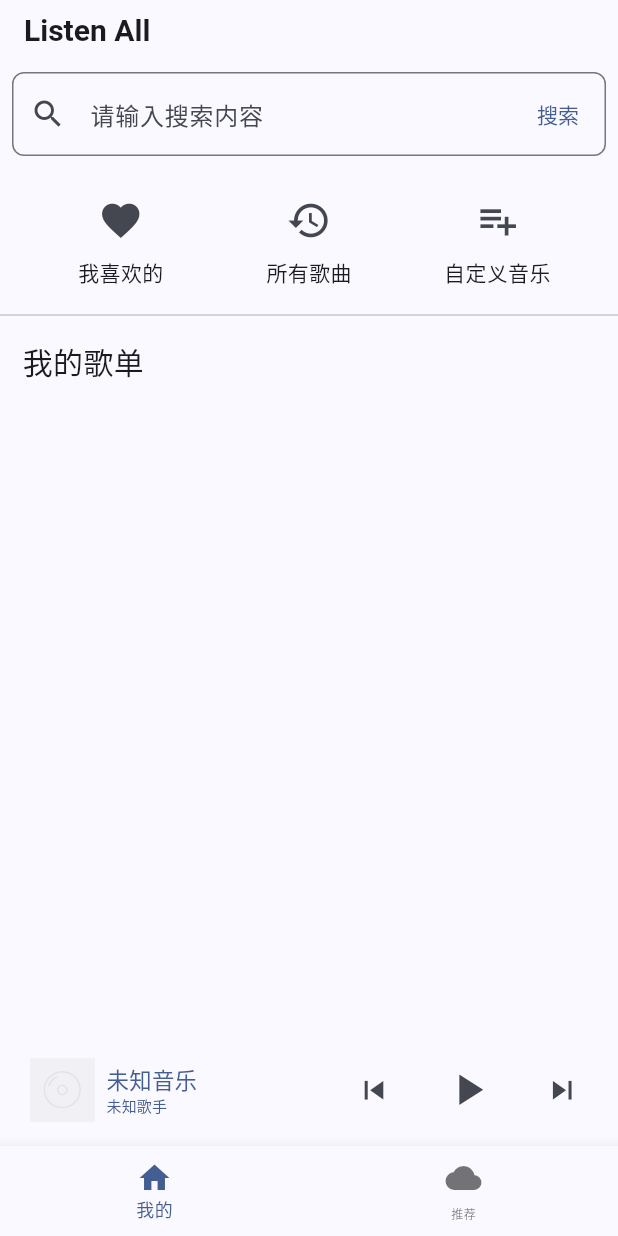
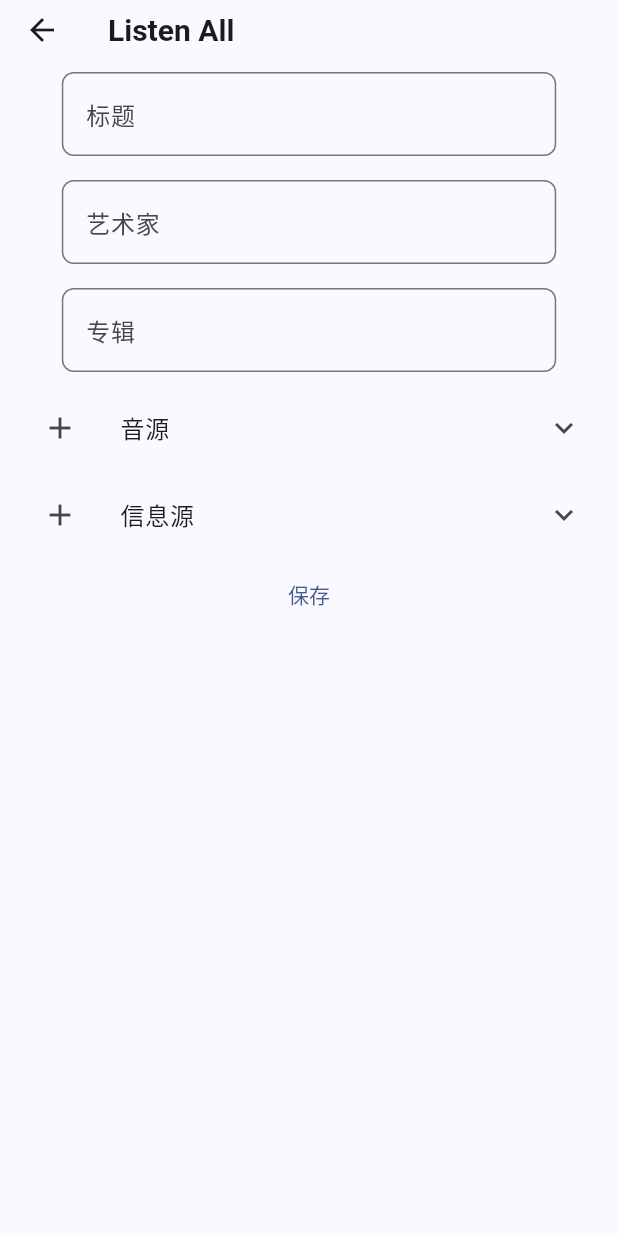
Before and after one commit to qingzt/ListenAll, a Flutter app: the screen it shows after launch, after a tap on the "playlist add" icon, on a phone screen of 412 x 824 dp. Run offline on Flutter 3.47's test engine with Material 3 defaults, Android fonts, the phone set to English and light mode, and no system bars; drawn by our look-alikes of pull_to_refresh; our stand-ins replace audio_service, audio_video_progress_bar, cached_network_image, device_info_plus, dio, drift and 6 more; missing offline and left inert: bitsdojo_window, encrypt, media_kit, pointycastle, sqlite3; accounts and stored records are empty; generated files the repository leaves out were written again; network calls fail; statements that could not run were skipped.

Commit message:
feat: 自定义音乐和修改来源

```diff
--- a/lib/common/routers/names.dart
+++ b/lib/common/routers/names.dart
@@ -3,4 +3,5 @@ class RouteNames {
   static const networkSearch = '/network_search';
   static const player = '/player';
   static const songSheet = '/song_sheet';
+  static const editMusicInfo = '/edit_music_info';
 }
--- a/lib/common/routers/pages.dart
+++ b/lib/common/routers/pages.dart
@@ -23,6 +23,11 @@ class RoutePages {
       name: RouteNames.songSheet,
       page: () => const SongSheetPage(),
       transition: Transition.rightToLeft,
-    )
+    ),
+    GetPage(
+      name: RouteNames.editMusicInfo,
+      page: () => const EditMusicInfoPage(),
+      transition: Transition.rightToLeft,
+    ),
   ];
 }
--- a/lib/common/services/audio_service.dart
+++ b/lib/common/services/audio_service.dart
@@ -51,9 +51,15 @@ class AudioService extends GetxService {
       });
     });
     await _flushPlayList();
-    await _setSource(autoPlay: false);
+
     currentPlayListItemIndex = _currentPlayListItemIndex;
     return this;
+  }
+
+  @override
+  void onReady() {
+    super.onReady();
+    _setSource(autoPlay: false);
   }
 
   static AudioService get to => Get.find<AudioService>();
@@ -129,16 +135,22 @@ class AudioService extends GetxService {
       _currentPlayListItemIndex = 0;
       return;
     }
-    final meida =
-        await _playlist[_currentPlayListItemIndex].sources[0].getMedia();
-    if (meida == null) {
+    Media? media;
+    if (_playlist[_currentPlayListItemIndex].sources.isEmpty) {
+      MySnackBar.show(message: '当前歌曲无音源');
+      return;
+    }
+    media = await _playlist[_currentPlayListItemIndex]
+        .sources[_playlist[_currentPlayListItemIndex].currentSourceIndex]
+        .getMedia();
+    if (media == null) {
       if (tryNext) {
         currentPlayListItemIndex = _currentPlayListItemIndex;
         tryNextSource();
       }
       return;
     }
-    await _player.open(meida, play: autoPlay);
+    await _player.open(media, play: autoPlay);
   }
 
   Future<void> playOrPause() async {
--- /dev/null
+++ b/lib/pages/edit_music_info/controller.dart
@@ -0,0 +1,168 @@
+import 'package:flutter/material.dart';
+import 'package:get/get.dart';
+import 'package:listenall/common/api/search/netease.dart';
+import 'package:listenall/common/models/index.dart';
+import 'package:listenall/common/models/source_item.dart';
+import 'package:listenall/common/services/index.dart';
+import 'package:listenall/common/widgets/snack_bar.dart';
+import 'package:pull_to_refresh/pull_to_refresh.dart';
+
+import '../../common/api/index.dart';
+
+class EditMusicInfoController extends GetxController {
+  EditMusicInfoController({this.oldSongWithSource});
+  SongWithSource? oldSongWithSource;
+  final TextEditingController titleController = TextEditingController();
+  final TextEditingController artistController = TextEditingController();
+  final TextEditingController albumController = TextEditingController();
+  final TextEditingController searchController = TextEditingController();
+  int currentSourceIndex = 0;
+  final RefreshController refreshController =
+      RefreshController(initialRefresh: true);
+  final List<SearchProvider> allSources = [
+    NeteaseSearchProvider(),
+    BilibiliSearchProvider(),
+  ];
+
+  String? title;
+  String? artist;
+  String? album;
+  List<SourceItem> audioSources = [];
+  List<SourceItem> musicInfos = [];
+  List<SongWithSource> searchResult = [];
+  int page = 1;
+
+  _initData() {
+    update();
+  }
+
+  Future<bool> save() async {
+    final basicInfo = BasicMusicInfo(
+      title: titleController.text,
+      artist: artistController.text,
+      album: albumController.text,
+    );
+    final songWithSource = SongWithSource(
+      basicInfo: basicInfo,
+      audioSources: audioSources,
+      musicInfos: musicInfos,
+    );
+    bool res = false;
+    if (oldSongWithSource == null) {
+      res = await DatabaseService.to.addSong(songWithSource);
+    } else {
+      if (oldSongWithSource!.basicInfo != basicInfo) {
+        res = await DatabaseService.to
+            .updateBasicSongInfo(oldSongWithSource!.basicInfo, basicInfo);
+      } else {
+        res = true;
+      }
+      if (oldSongWithSource!.audioSources != audioSources && res) {
+        res = await DatabaseService.to.updateAudioSources(songWithSource);
+      } else {
+        res = false;
+      }
+      if (oldSongWithSource!.musicInfos != musicInfos && res) {
+        res = await DatabaseService.to.updateMusicInfos(songWithSource);
+      } else {
+        res = false;
+      }
+    }
+    if (!res) {
+      MySnackBar.show(message: '保存失败');
+      return false;
+    }
+    return true;
+  }
+
+  @override
+  void onInit() {
+    super.onInit();
+    if (oldSongWithSource != null) {
+      title = oldSongWithSource!.basicInfo.title;
+      titleController.text = oldSongWithSource!.basicInfo.title;
+      searchController.text = oldSongWithSource!.basicInfo.title;
+      artist = oldSongWithSource!.basicInfo.artist;
+      artistController.text = oldSongWithSource!.basicInfo.artist;
+      album = oldSongWithSource!.basicInfo.album;
+      albumController.text = oldSongWithSource!.basicInfo.album;
+      audioSources = oldSongWithSource!.audioSources.map((e) => e).toList();
+      musicInfos = oldSongWithSource!.musicInfos.map((e) => e).toList();
+    }
+  }
+
+  @override
+  void onReady() {
+    super.onReady();
+    _initData();
+  }
+
+  void removeAudioSource(SourceItem sourceItem) {
+    audioSources.remove(sourceItem);
+    update();
+  }
+
+  void removeMusicInfo(SourceItem sourceItem) {
+    musicInfos.remove(sourceItem);
+    update();
+  }
+
+  void addAudioSourceFromSearch(int index) {
+    final sourceItem = searchResult[index].audioSources[0];
+    if (audioSources.contains(sourceItem)) {
+      MySnackBar.show(message: '已经添加过了');
+      return;
+    }
+    audioSources.add(sourceItem);
+    MySnackBar.show(message: '添加成功');
+    update();
+  }
+
+  void addMusicInfoFromSearch(int index) {
+    final sourceItem = searchResult[index].musicInfos[0];
+    if (musicInfos.contains(sourceItem)) {
+      MySnackBar.show(message: '已经添加过了');
+      return;
+    }
+    musicInfos.add(sourceItem);
+    MySnackBar.show(message: '添加成功');
+    update();
+  }
+
+  void changeSource(SearchProvider source) {
+    final index = allSources.indexWhere((element) => element == source);
+    currentSourceIndex = index;
+    update();
+    search();
+  }
+
+  void search() async {
+    final query = searchController.text;
+    page = 1;
+    allSources[currentSourceIndex].search(query).then((value) {
+      if (value != null) {
+        searchResult = value;
+        update();
+      } else {
+        update();
+      }
+      refreshController.refreshCompleted();
+    });
+  }
+
+  Future<void> nextPage() async {
+    page++;
+    final res = await allSources[currentSourceIndex]
+        .search(searchController.text, page: page);
+    if (res != null) {
+      searchResult.addAll(res);
+      update();
+    }
+    refreshController.loadComplete();
+  }
+
+  // @override
+  // void onClose() {
+  //   super.onClose();
+  // }
+}
--- /dev/null
+++ b/lib/pages/edit_music_info/index.dart
@@ -0,0 +1,4 @@
+library edit_music_info;
+
+export './controller.dart';
+export './view.dart';
--- /dev/null
+++ b/lib/pages/edit_music_info/view.dart
@@ -0,0 +1,29 @@
+import 'package:flutter/material.dart';
+import 'package:get/get.dart';
+import 'package:listenall/common/models/index.dart';
+import 'package:listenall/common/widgets/index.dart';
+
+import 'index.dart';
+import 'widgets/basic_info_input.dart';
+import 'widgets/source_edit.dart';
+
+class EditMusicInfoPage extends StatelessWidget {
+  const EditMusicInfoPage({super.key});
+
+  @override
+  Widget build(BuildContext context) {
+    SongWithSource? songWithSource = Get.arguments;
+    Get.put(EditMusicInfoController(oldSongWithSource: songWithSource));
+    return const Scaffold(
+      resizeToAvoidBottomInset: false,
+      appBar: ListenAllAppBar(),
+      body: SafeArea(
+          child: Column(
+        children: [
+          BasicInfoInput(),
+          Expanded(child: SourceEdit()),
+        ],
+      )),
+    );
+  }
+}
--- /dev/null
+++ b/lib/pages/edit_music_info/widgets/basic_info_input.dart
@@ -0,0 +1,70 @@
+import 'dart:math';
+import 'package:flutter/material.dart';
+import 'package:get/get.dart';
+import 'package:listenall/pages/edit_music_info/index.dart';
+
+class BasicInfoInput extends StatelessWidget {
+  const BasicInfoInput({
+    super.key,
+  });
+
+  @override
+  Widget build(BuildContext context) {
+    return GetBuilder<EditMusicInfoController>(builder: (_) {
+      return Center(
+        child: Column(
+          children: [
+            Padding(
+              padding: const EdgeInsets.all(8.0),
+              child: SizedBox(
+                width: max(250, MediaQuery.of(context).size.width * 0.8),
+                child: TextField(
+                  controller: _.titleController,
+                  decoration: InputDecoration(
+                    labelText: '标题',
+                    hintText: '请输入标题',
+                    border: OutlineInputBorder(
+                      borderRadius: BorderRadius.circular(8),
+                    ),
+                  ),
+                ),
+              ),
+            ),
+            Padding(
+              padding: const EdgeInsets.all(8.0),
+              child: SizedBox(
+                width: max(250, MediaQuery.of(context).size.width * 0.8),
+                child: TextField(
+                  controller: _.artistController,
+                  decoration: InputDecoration(
+                    labelText: '艺术家',
+                    hintText: '请输入艺术家',
+                    border: OutlineInputBorder(
+                      borderRadius: BorderRadius.circular(8),
+                    ),
+                  ),
+                ),
+              ),
+            ),
+            Padding(
+              padding: const EdgeInsets.all(8.0),
+              child: SizedBox(
+                width: max(250, MediaQuery.of(context).size.width * 0.8),
+                child: TextField(
+                  controller: _.albumController,
+                  decoration: InputDecoration(
+                    labelText: '专辑',
+                    hintText: '请输入专辑',
+                    border: OutlineInputBorder(
+                      borderRadius: BorderRadius.circular(8),
+                    ),
+                  ),
+                ),
+              ),
+            ),
+          ],
+        ),
+      );
+    });
+  }
+}
--- /dev/null
+++ b/lib/pages/edit_music_info/widgets/source_edit.dart
@@ -0,0 +1,78 @@
+import 'package:flutter/material.dart';
+import 'package:get/get.dart';
+import 'package:listenall/common/widgets/snack_bar.dart';
+import 'package:listenall/pages/edit_music_info/index.dart';
+import 'package:listenall/pages/edit_music_info/widgets/choose_source_page.dart';
+
+class SourceEdit extends StatelessWidget {
+  const SourceEdit({super.key});
+
+  @override
+  Widget build(BuildContext context) {
+    return CustomScrollView(
+      slivers: [
+        GetBuilder<EditMusicInfoController>(
+          init: EditMusicInfoController(),
+          initState: (_) {},
+          builder: (_) {
+            return SliverList(
+                delegate: SliverChildListDelegate([
+              ExpansionTile(
+                title: const Text("音源"),
+                leading: IconButton(
+                    onPressed: () {
+                      Get.to(() => const ChooseSourcePage(),
+                          transition: Transition.rightToLeftWithFade);
+                    },
+                    icon: const Icon(Icons.add)),
+                children: _.audioSources.map((e) {
+                  return ListTile(
+                      title: Text(e.sourceType),
+                      subtitle: Text(e.sourceId),
+                      leading: IconButton(
+                        onPressed: () {
+                          _.removeAudioSource(e);
+                        },
+                        icon: const Icon(Icons.delete),
+                      ));
+                }).toList(),
+              ),
+              ExpansionTile(
+                  title: const Text("信息源"),
+                  leading: IconButton(
+                      onPressed: () {
+                        Get.to(() => const ChooseSourcePage(),
+                            transition: Transition.rightToLeftWithFade);
+                      },
+                      icon: const Icon(Icons.add)),
+                  children: _.musicInfos.map((e) {
+                    return ListTile(
+                      title: Text(e.sourceType),
+                      subtitle: Text(e.sourceId),
+                      leading: IconButton(
+                        onPressed: () {
+                          _.removeMusicInfo(e);
+                        },
+                        icon: const Icon(Icons.delete),
+                      ),
+                    );
+                  }).toList()),
+              Center(
+                child: TextButton(
+                  onPressed: () async {
+                    final res = await _.save();
+                    if (res) {
+                      Get.back();
+                      MySnackBar.show(message: '保存成功');
+                    }
+                  },
+                  child: const Text("保存"),
+                ),
+              )
+            ]));
+          },
+        ),
+      ],
+    );
+  }
+}
--- a/lib/pages/home/widgets/home_icon_group.dart
+++ b/lib/pages/home/widgets/home_icon_group.dart
@@ -32,7 +32,9 @@ class HomeIconGroup extends StatelessWidget {
         IconButtonWithText(
           icon: Icons.playlist_add,
           text: '自定义音乐',
-          onPressed: () {},
+          onPressed: () {
+            Get.toNamed(RouteNames.editMusicInfo);
+          },
         ),
       ],
     );
--- a/lib/pages/index.dart
+++ b/lib/pages/index.dart
@@ -4,4 +4,5 @@ export 'home/index.dart';
 export 'network_search/index.dart';
 export 'player/index.dart';
 export 'song_sheet/index.dart';
+export 'edit_music_info/index.dart';
 // export './xxxx.dart';
--- a/lib/pages/network_search/controller.dart
+++ b/lib/pages/network_search/controller.dart
@@ -95,11 +95,12 @@ class NetworkSearchController extends GetxController {
             song.audioSources[0].sourceType, song.audioSources[0].sourceId)
         .getMedia();
     if (res1 == null) {
-      MySnackBar.show(message: '歌曲可能需要会员', title: '无法播放该歌曲');
-      return false;
+      MySnackBar.show(message: '歌曲可能需要会员', title: '无法添加到音源');
     }
     var res = await DatabaseService.to.add2AllSong(song.basicInfo);
-    res = await DatabaseService.to.add2AudioSource(song);
+    if (res1 != null) {
+      res = await DatabaseService.to.add2AudioSource(song);
+    }
     res = await DatabaseService.to.add2MusicInfo(song);
     return res;
   }
--- a/lib/pages/song_sheet/controller.dart
+++ b/lib/pages/song_sheet/controller.dart
@@ -46,9 +46,9 @@ class SongSheetController extends GetxController {
       required String title,
       required String artist,
       required String album}) async {
-    final newInfo = BasicMusicInfo(title: title, artist: artist, album: album);
-    await DatabaseService.to.changeSongInfo(songSheet[index], newInfo);
-    initData();
+    // final newInfo = BasicMusicInfo(title: title, artist: artist, album: album);
+    // await DatabaseService.to.changeSongInfo(songSheet[index], newInfo);
+    // initData();
   }
 
   // @override
```
Also changed, not shown: lib/common/services/database_service.dart (+124 -1 lines), lib/common/widgets/snack_bar.dart (+7 -3 lines), lib/pages/edit_music_info/widgets/choose_source_page.dart (added, +72 -0 lines), lib/pages/edit_music_info/widgets/edit_music_info_page_search_bar.dart (added, +64 -0 lines), lib/pages/song_sheet/widgets/change_info_dialog.dart (deleted, +0 -63 lines), lib/pages/song_sheet/widgets/song_sheet_item_options.dart (+15 -3 lines).
